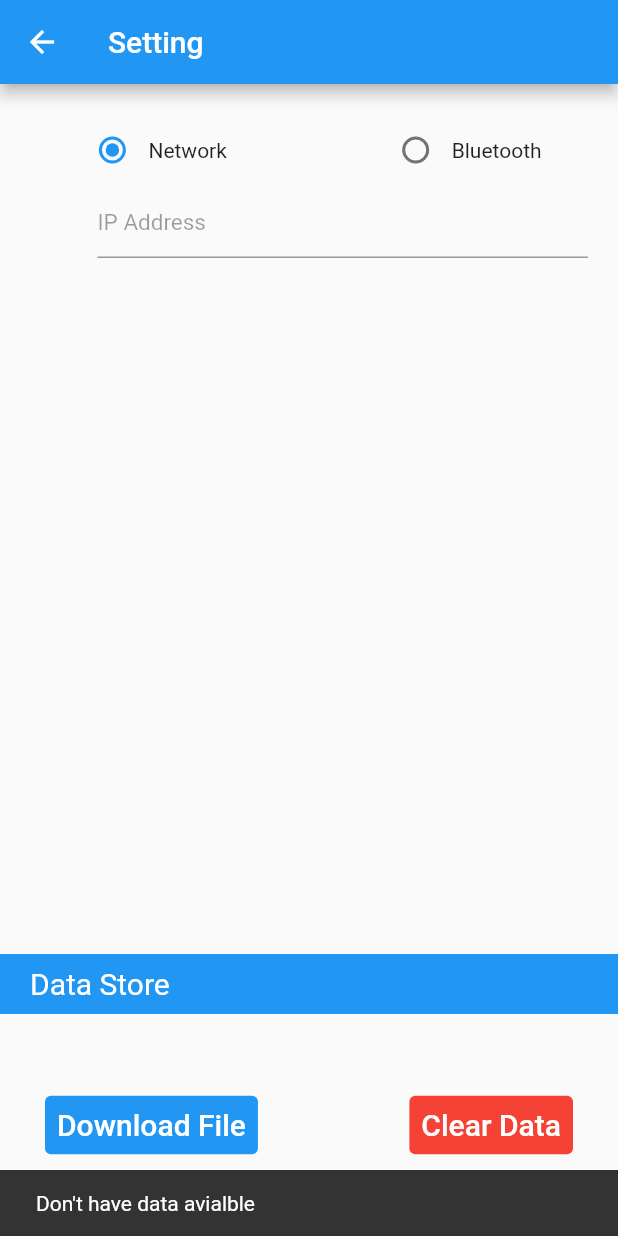
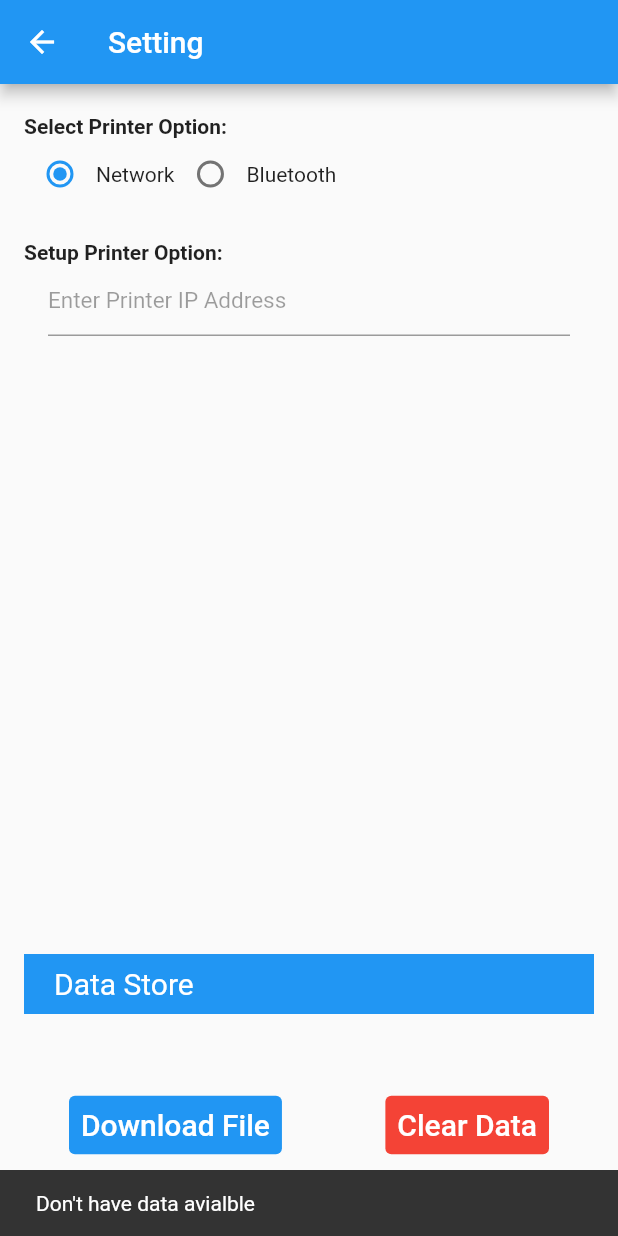
Before and after one commit to sreymom19/qrcode_scanner, a Flutter app: the SettingPage screen opened directly, after a tap on "Download File", on a phone screen of 412 x 824 dp. Run offline on Flutter 3.47's test engine with Material 2 defaults, Android fonts, the phone set to English and light mode, and no system bars; our stand-ins replace permission_handler, qr_flutter, screenshot, share_plus, shared_preferences, sqflite; missing offline and left inert: esc_pos_bluetooth, esc_pos_printer, esc_pos_utils, flutter_bluetooth_basic, mobile_scanner, syncfusion_flutter_xlsio; accounts and stored records are empty.

Commit message:
fix save record to db

```diff
--- a/lib/db_helper.dart
+++ b/lib/db_helper.dart
@@ -56,7 +56,6 @@ class DatabaseHelper {
     await db?.insert(
       table,
       qr.toMap(),
-      conflictAlgorithm: ConflictAlgorithm.replace,
     );
   }
 
--- a/lib/model/model_db.dart
+++ b/lib/model/model_db.dart
@@ -20,17 +20,6 @@ void main() async {
         conflictAlgorithm: ConflictAlgorithm.replace);
   }
 
-  var visitor = ModelDB(
-      id: 0,
-      prefix: '',
-      name: 'Som Sreymom',
-      position: 'IT',
-      company: 'Epenh Co.,ltd',
-      type: 'Exhibitor',
-      email: 'sreymomsom19@gmail.com',
-      phone: '010553289');
-  await insertQR(visitor);
-
   Future<List<ModelDB>> visitors() async {
     final db = await database;
     final List<Map<String, dynamic>> maps = await db.query('visitors');
@@ -52,7 +41,7 @@ void main() async {
 }
 
 class ModelDB {
-  final int id;
+  final int? id;
   final String prefix;
   final String name;
   final String position;
@@ -62,7 +51,7 @@ class ModelDB {
   final String phone;
 
   ModelDB({
-    required this.id,
+    this.id,
     required this.prefix,
     required this.name,
     required this.position,
--- a/lib/setting/setting.dart
+++ b/lib/setting/setting.dart
@@ -22,7 +22,6 @@ class _SettingPageState extends State<SettingPage> {
   String? printerType;
   ScreenshotController screenshotController = ScreenshotController();
   String dir = Directory.current.path;
-  ModelDB? getAlldata;
 
   final _bloc = SettingBloc();
   final PrinterBluetoothManager _printerManager = PrinterBluetoothManager();
@@ -60,11 +59,19 @@ class _SettingPageState extends State<SettingPage> {
       appBar: AppBar(
         title: const Text('Setting'),
       ),
-      body: Column(
+      body: Padding(
+        padding: const EdgeInsets.symmetric(horizontal: 16.0),
+        child: Column(
+          crossAxisAlignment: CrossAxisAlignment.start,
           children: [
             const Padding(padding: EdgeInsets.only(top: 20)),
+            const Text(
+              "Select Printer Option:",
+              style: TextStyle(
+                fontWeight: FontWeight.bold,
+              ),
+            ),
             Row(
-            mainAxisAlignment: MainAxisAlignment.spaceAround,
               children: [
                 Row(
                   children: [
@@ -76,7 +83,8 @@ class _SettingPageState extends State<SettingPage> {
                         onChanged: (value) => _bloc.selectedPrinterOption(
                           context,
                           value,
-                            )),
+                        ),
+                      ),
                     ),
                     const Text('Network'),
                   ],
@@ -99,17 +107,24 @@ class _SettingPageState extends State<SettingPage> {
                 ),
               ],
             ),
+            const SizedBox(height: 20),
+            const Text(
+              "Setup Printer Option:",
+              style: TextStyle(
+                fontWeight: FontWeight.bold,
+              ),
+            ),
             Expanded(
               child: AnimatedBuilder(
                 animation: _bloc,
                 builder: (context, child) => _bloc.printerOption ==
                         PrinterOption.wifi
                     ? Padding(
-                      padding: const EdgeInsets.only(left: 65, right: 20),
+                        padding: const EdgeInsets.symmetric(horizontal: 16.0),
                         child: TextField(
                           controller: _bloc.printerIpController,
                           decoration: const InputDecoration(
-                          hintText: 'IP Address',
+                            hintText: 'Enter Printer IP Address',
                             hintStyle:
                                 TextStyle(color: Colors.black38, fontSize: 15),
                           ),
@@ -120,19 +135,20 @@ class _SettingPageState extends State<SettingPage> {
                           },
                         ),
                       )
-                  : Padding(
-                      padding: const EdgeInsets.only(left: 45),
-                      child: _devices.isEmpty
+                    : _devices.isEmpty
                         ? Center(
                             child: Text(_deviceMsg ?? ""),
                           )
                         : ListView.builder(
                             shrinkWrap: true,
                             itemBuilder: ((context, index) {
-                                return ListTile(
+                              return Column(
+                                children: [
+                                  ListTile(
                                     leading: const Icon(Icons.print),
                                     title: Text(_devices[index].name ?? ''),
-                                  subtitle: Text(_devices[index].address ?? ''),
+                                    subtitle:
+                                        Text(_devices[index].address ?? ''),
                                     onTap: () {
                                       final printer = Printer(
                                         name: _devices[index].name,
@@ -145,10 +161,15 @@ class _SettingPageState extends State<SettingPage> {
                                         "Select Bluetooth Printer",
                                       );
                                     },
+                                  ),
+                                  const Divider(
+                                    height: 0.5,
+                                    color: Colors.grey,
+                                  )
+                                ],
                               );
                             }),
                             itemCount: _devices.length,
-                            ),
                           ),
               ),
             ),
@@ -172,13 +193,7 @@ class _SettingPageState extends State<SettingPage> {
                 mainAxisAlignment: MainAxisAlignment.spaceBetween,
                 children: [
                   TextButton(
-                  onPressed: () {
-                    if (getAlldata != null) {
-                    } else {
-                      _bloc.toastMsg(context, "Don't have data avialble");
-                      _bloc.downloadFile();
-                    }
-                  },
+                    onPressed: () => _bloc.getVisitors(context),
                     style: TextButton.styleFrom(
                       backgroundColor: Colors.blue,
                     ),
@@ -204,13 +219,14 @@ class _SettingPageState extends State<SettingPage> {
             ),
           ],
         ),
+      ),
     );
   }
 
   Future<void> _showMyDialog(BuildContext context) async {
     return showDialog<void>(
       context: context,
-      barrierDismissible: false, // user must tap button!
+      barrierDismissible: false,
       builder: (BuildContext context) {
         return AlertDialog(
           title: const Text('Clear Data'),
@@ -243,10 +259,3 @@ class _SettingPageState extends State<SettingPage> {
     );
   }
 }
-
-class TimeValue {
-  final int _key;
-  final String _value;
-
-  TimeValue(this._key, this._value);
-}
--- a/lib/setting/setting_bloc.dart
+++ b/lib/setting/setting_bloc.dart
@@ -46,10 +46,6 @@ class SettingBloc extends ChangeNotifier {
 
   void toastMsg(BuildContext context, String msg) {
     ScaffoldMessenger.of(context).showSnackBar(SnackBar(content: Text(msg)));
-  }
-
-  void downloadFile() {
-    _db.queryAllRows().then((value) => exportFile(value));
   }
 
   Future<void> exportFile(List<ModelDB> data) async {
@@ -114,16 +110,14 @@ class SettingBloc extends ChangeNotifier {
 
       /// Column of Phone
       _bindDataToColumn(sheet, "H$rowIndex", data[index].phone);
-
+    }
     final List<int> bytes = workbook.saveAsStream();
     workbook.dispose();
-
     final path = (await getApplicationSupportDirectory()).path;
     final String fileName = "$path/Visitor.xlsx";
     final File file = File(fileName);
     await file.writeAsBytes(bytes, flush: true);
     _shareFile(fileName);
-    }
   }
 
   Future<void> _shareFile(String fileName) async {
@@ -138,11 +132,19 @@ class SettingBloc extends ChangeNotifier {
     nameColumn.autoFit();
   }
 
+  void getVisitors(BuildContext context) async {
+    await _db.queryAllRows().then((value) {
+      if (value.isNotEmpty) {
+        exportFile(value);
+      } else {
+        toastMsg(context, "Don't have data avialble");
+      }
+    });
+  }
+
   void clearData() {
     _db.delete();
   }
-
-
 
   @override
   void dispose() {
```
Also changed, not shown: lib/main_bloc.dart (+11 -9 lines). Lines whose indentation alone changed are shown as unchanged.
